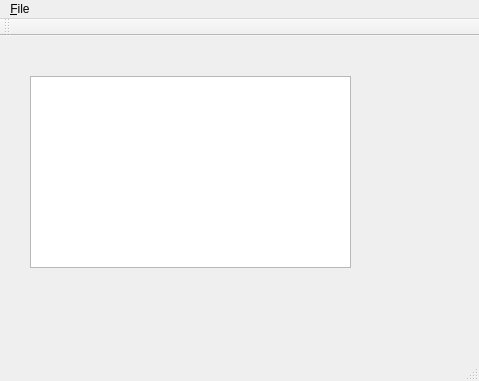
Before: the Qt Designer form MCMainWindow.ui in TheProjecter/music-collaborator, drawn with Qt 5.
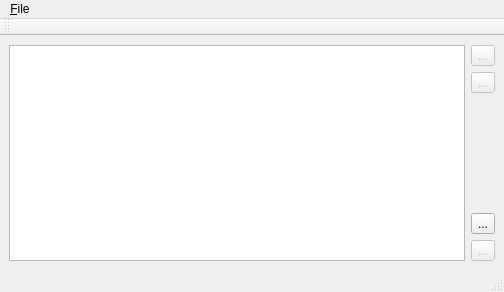
After: the same form once the commit is applied. Icons and pictures are not drawn.

What changed in the file:
```diff
--- a/MCMainWindow.ui
+++ b/MCMainWindow.ui
@@ -6,8 +6,8 @@
    <rect>
     <x>0</x>
     <y>0</y>
-    <width>479</width>
-    <height>381</height>
+    <width>504</width>
+    <height>292</height>
    </rect>
   </property>
   <property name="windowTitle">
@@ -18,24 +18,95 @@
     <normaloff>:/Icons/icon-application</normaloff>:/Icons/icon-application</iconset>
   </property>
   <widget class="QWidget" name="centralwidget">
-   <widget class="QTreeView" name="m_repositoryView">
-    <property name="geometry">
-     <rect>
-      <x>30</x>
-      <y>40</y>
-      <width>321</width>
-      <height>192</height>
-     </rect>
-    </property>
-   </widget>
+   <layout class="QHBoxLayout" name="horizontalLayout">
+    <item>
+     <widget class="QTreeView" name="m_repositoryView"/>
+    </item>
+    <item>
+     <layout class="QVBoxLayout" name="verticalLayout">
+      <item>
+       <widget class="QToolButton" name="m_btnUp">
+        <property name="enabled">
+         <bool>false</bool>
+        </property>
+        <property name="text">
+         <string>...</string>
+        </property>
+        <property name="icon">
+         <iconset resource="Resources.qrc">
+          <normaloff>:/Icons/icon-up</normaloff>:/Icons/icon-up</iconset>
+        </property>
+       </widget>
+      </item>
+      <item>
+       <widget class="QToolButton" name="m_btnDown">
+        <property name="enabled">
+         <bool>false</bool>
+        </property>
+        <property name="text">
+         <string>...</string>
+        </property>
+        <property name="icon">
+         <iconset resource="Resources.qrc">
+          <normaloff>:/Icons/icon-down</normaloff>:/Icons/icon-down</iconset>
+        </property>
+       </widget>
+      </item>
+      <item>
+       <spacer name="verticalSpacer">
+        <property name="orientation">
+         <enum>Qt::Vertical</enum>
+        </property>
+        <property name="sizeHint" stdset="0">
+         <size>
+          <width>20</width>
+          <height>40</height>
+         </size>
+        </property>
+       </spacer>
+      </item>
+      <item>
+       <widget class="QToolButton" name="m_btnAdd">
+        <property name="toolTip">
+         <string>Add new Project path...</string>
+        </property>
+        <property name="text">
+         <string>...</string>
+        </property>
+        <property name="icon">
+         <iconset resource="Resources.qrc">
+          <normaloff>:/Icons/icon-add</normaloff>:/Icons/icon-add</iconset>
+        </property>
+       </widget>
+      </item>
+      <item>
+       <widget class="QToolButton" name="m_btnRemove">
+        <property name="enabled">
+         <bool>false</bool>
+        </property>
+        <property name="toolTip">
+         <string>Remove Selected Path</string>
+        </property>
+        <property name="text">
+         <string>...</string>
+        </property>
+        <property name="icon">
+         <iconset resource="Resources.qrc">
+          <normaloff>:/Icons/icon-remove</normaloff>:/Icons/icon-remove</iconset>
+        </property>
+       </widget>
+      </item>
+     </layout>
+    </item>
+   </layout>
   </widget>
   <widget class="QMenuBar" name="menubar">
    <property name="geometry">
     <rect>
      <x>0</x>
      <y>0</y>
-     <width>479</width>
-     <height>20</height>
+     <width>504</width>
+     <height>22</height>
     </rect>
    </property>
    <widget class="QMenu" name="menu_File">
```
Left out of the diff: 4 changed lines with no effect on the pictures.
